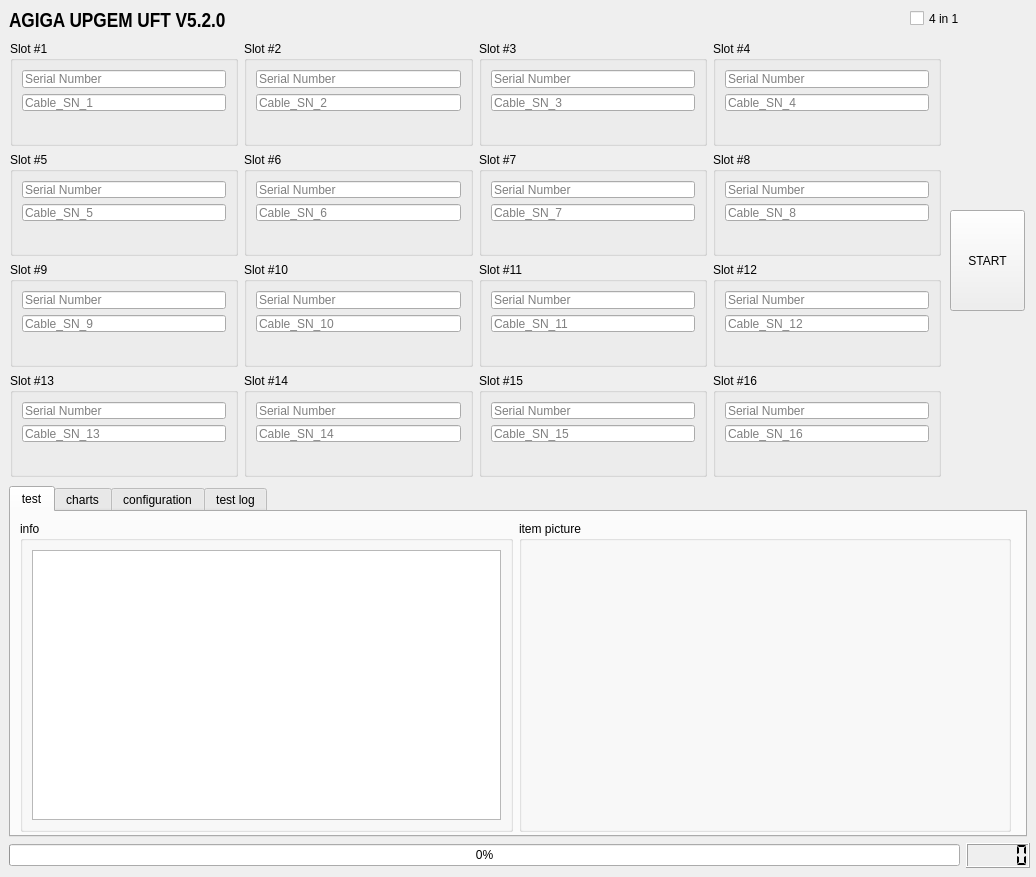
Before: the Qt Designer form src/UFT_GUI/UFT_Ui.ui in zhoupisen/Garnet, drawn with Qt 5.
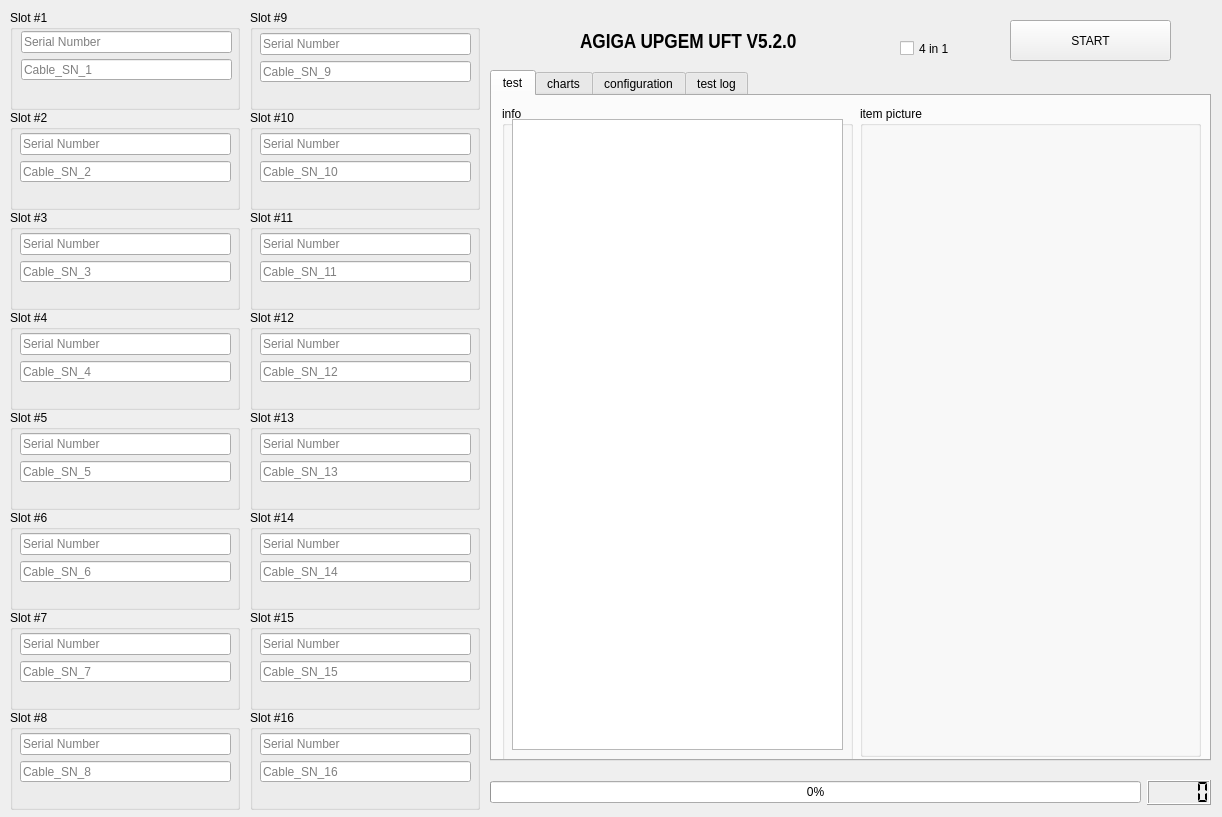
After: the same form once the commit is applied. Custom widgets are drawn as their Qt base class.

Patch:
```diff
--- a/src/UFT_GUI/UFT_Ui.ui
+++ b/src/UFT_GUI/UFT_Ui.ui
@@ -6,8 +6,8 @@
    <rect>
     <x>0</x>
     <y>0</y>
-    <width>1036</width>
-    <height>877</height>
+    <width>1222</width>
+    <height>817</height>
    </rect>
   </property>
   <property name="minimumSize">
@@ -22,10 +22,10 @@
   <widget class="QTabWidget" name="tabWidget">
    <property name="geometry">
     <rect>
-     <x>9</x>
-     <y>486</y>
-     <width>1018</width>
-     <height>351</height>
+     <x>490</x>
+     <y>70</y>
+     <width>721</width>
+     <height>691</height>
     </rect>
    </property>
    <property name="currentIndex">
@@ -35,18 +35,15 @@
     <attribute name="title">
      <string>test</string>
     </attribute>
-    <widget class="QWidget" name="layoutWidget">
-     <property name="geometry">
-      <rect>
-       <x>9</x>
-       <y>9</y>
-       <width>991</width>
-       <height>311</height>
-      </rect>
-     </property>
-     <layout class="QGridLayout" name="gridLayout_6">
-      <item row="0" column="1">
        <widget class="QGroupBox" name="groupBox_5">
+     <property name="geometry">
+      <rect>
+       <x>368</x>
+       <y>10</y>
+       <width>341</width>
+       <height>651</height>
+      </rect>
+     </property>
         <property name="sizePolicy">
          <sizepolicy hsizetype="MinimumExpanding" vsizetype="MinimumExpanding">
           <horstretch>0</horstretch>
@@ -56,8 +53,15 @@
         <property name="title">
          <string>item picture</string>
         </property>
-        <layout class="QGridLayout" name="gridLayout_14">
-         <item row="0" column="0">
+     <widget class="QWidget" name="">
+      <property name="geometry">
+       <rect>
+        <x>10</x>
+        <y>23</y>
+        <width>321</width>
+        <height>311</height>
+       </rect>
+      </property>
           <layout class="QGridLayout" name="gridLayout_7">
            <item row="0" column="0" alignment="Qt::AlignHCenter|Qt::AlignVCenter">
             <widget class="QLabel" name="imageLabel1">
@@ -111,13 +115,31 @@
              </property>
             </widget>
            </item>
-          </layout>
+       <item row="0" column="0" alignment="Qt::AlignHCenter|Qt::AlignVCenter">
+        <widget class="QLabel" name="imageLabel1">
+         <property name="maximumSize">
+          <size>
+           <width>233</width>
+           <height>235</height>
+          </size>
+         </property>
+         <property name="text">
+          <string/>
+         </property>
+        </widget>
          </item>
         </layout>
        </widget>
-      </item>
-      <item row="0" column="0">
+    </widget>
        <widget class="QGroupBox" name="groupBox_6">
+     <property name="geometry">
+      <rect>
+       <x>10</x>
+       <y>10</y>
+       <width>351</width>
+       <height>741</height>
+      </rect>
+     </property>
         <property name="sizePolicy">
          <sizepolicy hsizetype="MinimumExpanding" vsizetype="Expanding">
           <horstretch>0</horstretch>
@@ -127,9 +149,15 @@
         <property name="title">
          <string>info</string>
         </property>
-        <layout class="QGridLayout" name="gridLayout_8">
-         <item row="0" column="0">
           <widget class="QTextBrowser" name="info_textBrowser">
+      <property name="geometry">
+       <rect>
+        <x>10</x>
+        <y>13</y>
+        <width>331</width>
+        <height>631</height>
+       </rect>
+      </property>
            <property name="sizePolicy">
             <sizepolicy hsizetype="Expanding" vsizetype="Expanding">
              <horstretch>0</horstretch>
@@ -143,11 +171,6 @@
             <enum>Qt::ScrollBarAsNeeded</enum>
            </property>
           </widget>
-         </item>
-        </layout>
-       </widget>
-      </item>
-     </layout>
     </widget>
    </widget>
    <widget class="QWidget" name="charts">
@@ -422,8 +445,8 @@
   <widget class="QLabel" name="title_label">
    <property name="geometry">
     <rect>
-     <x>9</x>
-     <y>9</y>
+     <x>580</x>
+     <y>30</y>
      <width>216</width>
      <height>25</height>
     </rect>
@@ -450,9 +473,9 @@
   <widget class="QWidget" name="layoutWidget">
    <property name="geometry">
     <rect>
-     <x>9</x>
-     <y>843</y>
-     <width>1021</width>
+     <x>490</x>
+     <y>780</y>
+     <width>721</width>
      <height>25</height>
     </rect>
    </property>
@@ -488,10 +511,10 @@
   <widget class="QPushButton" name="start_pushButton">
    <property name="geometry">
     <rect>
-     <x>950</x>
-     <y>210</y>
-     <width>75</width>
-     <height>101</height>
+     <x>1010</x>
+     <y>20</y>
+     <width>161</width>
+     <height>41</height>
     </rect>
    </property>
    <property name="sizePolicy">
@@ -504,18 +527,154 @@
     <string>START</string>
    </property>
   </widget>
-  <widget class="QWidget" name="layoutWidget">
+  <widget class="QCheckBox" name="Mode4in1">
    <property name="geometry">
     <rect>
+     <x>900</x>
+     <y>40</y>
+     <width>67</width>
+     <height>17</height>
+    </rect>
+   </property>
+   <property name="sizePolicy">
+    <sizepolicy hsizetype="Maximum" vsizetype="Fixed">
+     <horstretch>0</horstretch>
+     <verstretch>0</verstretch>
+    </sizepolicy>
+   </property>
+   <property name="text">
+    <string>4 in 1</string>
+   </property>
+  </widget>
+  <widget class="QGroupBox" name="groupBox4">
+   <property name="geometry">
+    <rect>
      <x>10</x>
-     <y>41</y>
-     <width>931</width>
-     <height>436</height>
+     <y>310</y>
+     <width>230</width>
+     <height>100</height>
     </rect>
    </property>
-   <layout class="QGridLayout" name="gridLayout">
+   <property name="sizePolicy">
+    <sizepolicy hsizetype="Preferred" vsizetype="Fixed">
+     <horstretch>0</horstretch>
+     <verstretch>0</verstretch>
+    </sizepolicy>
+   </property>
+   <property name="title">
+    <string>Slot #4</string>
+   </property>
+   <widget class="QWidget" name="">
+    <property name="geometry">
+     <rect>
+      <x>10</x>
+      <y>23</y>
+      <width>211</width>
+      <height>73</height>
+     </rect>
+    </property>
+    <layout class="QGridLayout" name="gridLayout_8">
     <item row="0" column="0">
+      <widget class="QLineEdit" name="sn_lineEdit_4">
+       <property name="maxLength">
+        <number>33</number>
+       </property>
+       <property name="placeholderText">
+        <string>Serial Number</string>
+       </property>
+      </widget>
+     </item>
+     <item row="1" column="0">
+      <widget class="QLineEdit" name="CablelineEdit_4">
+       <property name="placeholderText">
+        <string>Cable_SN_4</string>
+       </property>
+      </widget>
+     </item>
+     <item row="2" column="0">
+      <widget class="QLabel" name="label_4">
+       <property name="font">
+        <font>
+         <pointsize>12</pointsize>
+        </font>
+       </property>
+       <property name="text">
+        <string/>
+       </property>
+      </widget>
+     </item>
+    </layout>
+   </widget>
+  </widget>
+  <widget class="QGroupBox" name="groupBox10">
+   <property name="geometry">
+    <rect>
+     <x>250</x>
+     <y>110</y>
+     <width>230</width>
+     <height>100</height>
+    </rect>
+   </property>
+   <property name="sizePolicy">
+    <sizepolicy hsizetype="Preferred" vsizetype="Fixed">
+     <horstretch>0</horstretch>
+     <verstretch>0</verstretch>
+    </sizepolicy>
+   </property>
+   <property name="title">
+    <string>Slot #10</string>
+   </property>
+   <widget class="QWidget" name="">
+    <property name="geometry">
+     <rect>
+      <x>10</x>
+      <y>23</y>
+      <width>211</width>
+      <height>73</height>
+     </rect>
+    </property>
+    <layout class="QGridLayout" name="gridLayout_19">
+     <item row="0" column="0">
+      <widget class="QLineEdit" name="sn_lineEdit_10">
+       <property name="maxLength">
+        <number>33</number>
+       </property>
+       <property name="placeholderText">
+        <string>Serial Number</string>
+       </property>
+      </widget>
+     </item>
+     <item row="1" column="0">
+      <widget class="QLineEdit" name="CablelineEdit_10">
+       <property name="placeholderText">
+        <string>Cable_SN_10</string>
+       </property>
+      </widget>
+     </item>
+     <item row="2" column="0">
+      <widget class="QLabel" name="label_10">
+       <property name="font">
+        <font>
+         <pointsize>12</pointsize>
+        </font>
+       </property>
+       <property name="text">
+        <string/>
+       </property>
+      </widget>
+     </item>
+    </layout>
+   </widget>
+  </widget>
      <widget class="QGroupBox" name="groupBox1">
+   <property name="geometry">
+    <rect>
+     <x>10</x>
+     <y>10</y>
+     <width>230</width>
+     <height>100</height>
+    </rect>
+   </property>
       <property name="sizePolicy">
        <sizepolicy hsizetype="Preferred" vsizetype="Fixed">
         <horstretch>0</horstretch>
@@ -525,8 +684,17 @@
       <property name="title">
        <string>Slot #1</string>
       </property>
-      <layout class="QVBoxLayout" name="verticalLayout">
-       <item>
+   <widget class="QWidget" name="">
+    <property name="geometry">
+     <rect>
+      <x>11</x>
+      <y>21</y>
+      <width>211</width>
+      <height>73</height>
+     </rect>
+    </property>
+    <layout class="QGridLayout" name="gridLayout">
+     <item row="0" column="0">
         <widget class="QLineEdit" name="sn_lineEdit_1">
          <property name="acceptDrops">
           <bool>true</bool>
@@ -542,14 +710,14 @@
          </property>
         </widget>
        </item>
-       <item>
+     <item row="1" column="0">
         <widget class="QLineEdit" name="CablelineEdit_1">
          <property name="placeholderText">
           <string>Cable_SN_1</string>
          </property>
         </widget>
        </item>
-       <item>
+     <item row="2" column="0">
         <widget class="QLabel" name="label_1">
          <property name="font">
           <font>
@@ -563,9 +731,16 @@
        </item>
       </layout>
      </widget>
-    </item>
-    <item row="0" column="1">
+  </widget>
      <widget class="QGroupBox" name="groupBox2">
+   <property name="geometry">
+    <rect>
+     <x>10</x>
+     <y>110</y>
+     <width>230</width>
+     <height>100</height>
+    </rect>
+   </property>
       <property name="sizePolicy">
        <sizepolicy hsizetype="Preferred" vsizetype="Fixed">
         <horstretch>0</horstretch>
@@ -575,8 +750,17 @@
       <property name="title">
        <string>Slot #2</string>
       </property>
-      <layout class="QVBoxLayout" name="verticalLayout_9">
-       <item>
+   <widget class="QWidget" name="">
+    <property name="geometry">
+     <rect>
+      <x>10</x>
+      <y>23</y>
+      <width>211</width>
+      <height>73</height>
+     </rect>
+    </property>
+    <layout class="QGridLayout" name="gridLayout_2">
+     <item row="0" column="0">
         <widget class="QLineEdit" name="sn_lineEdit_2">
          <property name="maxLength">
           <number>33</number>
@@ -586,14 +770,14 @@
          </property>
         </widget>
        </item>
-       <item>
+     <item row="1" column="0">
         <widget class="QLineEdit" name="CablelineEdit_2">
          <property name="placeholderText">
           <string>Cable_SN_2</string>
          </property>
         </widget>
        </item>
-       <item>
+     <item row="2" column="0">
         <widget class="QLabel" name="label_2">
          <property name="font">
           <font>
@@ -607,9 +791,16 @@
        </item>
       </layout>
      </widget>
-    </item>
-    <item row="0" column="2">
+  </widget>
      <widget class="QGroupBox" name="groupBox3">
+   <property name="geometry">
+    <rect>
+     <x>10</x>
+     <y>210</y>
+     <width>230</width>
+     <height>100</height>
+    </rect>
+   </property>
       <property name="sizePolicy">
        <sizepolicy hsizetype="Preferred" vsizetype="Fixed">
         <horstretch>0</horstretch>
@@ -619,8 +810,17 @@
       <property name="title">
        <string>Slot #3</string>
       </property>
-      <layout class="QVBoxLayout" name="verticalLayout_8">
-       <item>
+   <widget class="QWidget" name="">
+    <property name="geometry">
+     <rect>
+      <x>10</x>
+      <y>23</y>
+      <width>211</width>
+      <height>73</height>
+     </rect>
+    </property>
+    <layout class="QGridLayout" name="gridLayout_6">
+     <item row="0" column="0">
         <widget class="QLineEdit" name="sn_lineEdit_3">
          <property name="maxLength">
           <number>33</number>
@@ -630,14 +830,14 @@
          </property>
         </widget>
        </item>
-       <item>
+     <item row="1" column="0">
         <widget class="QLineEdit" name="CablelineEdit_3">
          <property name="placeholderText">
           <string>Cable_SN_3</string>
          </property>
         </widget>
        </item>
-       <item>
+     <item row="2" column="0">
         <widget class="QLabel" name="label_3">
          <property name="font">
           <font>
@@ -651,53 +851,16 @@
        </item>
       </layout>
      </widget>
-    </item>
-    <item row="0" column="3">
-     <widget class="QGroupBox" name="groupBox4">
-      <property name="sizePolicy">
-       <sizepolicy hsizetype="Preferred" vsizetype="Fixed">
-        <horstretch>0</horstretch>
-        <verstretch>0</verstretch>
-       </sizepolicy>
-      </property>
-      <property name="title">
-       <string>Slot #4</string>
-      </property>
-      <layout class="QVBoxLayout" name="verticalLayout_7">
-       <item>
-        <widget class="QLineEdit" name="sn_lineEdit_4">
-         <property name="maxLength">
-          <number>33</number>
-         </property>
-         <property name="placeholderText">
-          <string>Serial Number</string>
-         </property>
-        </widget>
-       </item>
-       <item>
-        <widget class="QLineEdit" name="CablelineEdit_4">
-         <property name="placeholderText">
-          <string>Cable_SN_4</string>
-         </property>
-        </widget>
-       </item>
-       <item>
-        <widget class="QLabel" name="label_4">
-         <property name="font">
-          <font>
-           <pointsize>12</pointsize>
-          </font>
-         </property>
-         <property name="text">
-          <string/>
-         </property>
-        </widget>
-       </item>
-      </layout>
-     </widget>
-    </item>
-    <item row="1" column="0">
+  </widget>
      <widget class="QGroupBox" name="groupBox5">
+   <property name="geometry">
+    <rect>
+     <x>10</x>
+     <y>410</y>
+     <width>230</width>
+     <height>100</height>
+    </rect>
+   </property>
       <property name="sizePolicy">
        <sizepolicy hsizetype="Preferred" vsizetype="Fixed">
         <horstretch>0</horstretch>
@@ -707,8 +870,17 @@
       <property name="title">
        <string>Slot #5</string>
       </property>
-      <layout class="QVBoxLayout" name="verticalLayout_2">
-       <item>
+   <widget class="QWidget" name="">
+    <property name="geometry">
+     <rect>
+      <x>10</x>
+      <y>23</y>
+      <width>211</width>
+      <height>73</height>
+     </rect>
+    </property>
+    <layout class="QGridLayout" name="gridLayout_14">
+     <item row="0" column="0">
         <widget class="QLineEdit" name="sn_lineEdit_5">
          <property name="acceptDrops">
           <bool>true</bool>
@@ -724,14 +896,14 @@
          </property>
         </widget>
        </item>
-       <item>
+     <item row="1" column="0">
         <widget class="QLineEdit" name="CablelineEdit_5">
          <property name="placeholderText">
           <string>Cable_SN_5</string>
          </property>
         </widget>
        </item>
-       <item>
+     <item row="2" column="0">
         <widget class="QLabel" name="label_5">
          <property name="font">
           <font>
@@ -745,9 +917,16 @@
        </item>
       </layout>
      </widget>
-    </item>
-    <item row="1" column="1">
+  </widget>
      <widget class="QGroupBox" name="groupBox6">
+   <property name="geometry">
+    <rect>
+     <x>10</x>
+     <y>510</y>
+     <width>230</width>
+     <height>100</height>
+    </rect>
+   </property>
       <property name="sizePolicy">
        <sizepolicy hsizetype="Preferred" vsizetype="Fixed">
         <horstretch>0</horstretch>
@@ -757,8 +936,17 @@
       <property name="title">
        <string>Slot #6</string>
       </property>
-      <layout class="QVBoxLayout" name="verticalLayout_11">
-       <item>
+   <widget class="QWidget" name="">
+    <property name="geometry">
+     <rect>
+      <x>10</x>
+      <y>23</y>
+      <width>211</width>
+      <height>73</height>
+     </rect>
+    </property>
+    <layout class="QGridLayout" name="gridLayout_15">
+     <item row="0" column="0">
         <widget class="QLineEdit" name="sn_lineEdit_6">
          <property name="maxLength">
           <number>33</number>
@@ -768,14 +956,14 @@
          </property>
         </widget>
        </item>
-       <item>
+     <item row="1" column="0">
         <widget class="QLineEdit" name="CablelineEdit_6">
          <property name="placeholderText">
           <string>Cable_SN_6</string>
          </property>
         </widget>
        </item>
-       <item>
+     <item row="2" column="0">
         <widget class="QLabel" name="label_6">
          <property name="font">
           <font>
@@ -789,9 +977,16 @@
        </item>
       </layout>
      </widget>
-    </item>
-    <item row="1" column="2">
+  </widget>
      <widget class="QGroupBox" name="groupBox7">
+   <property name="geometry">
+    <rect>
+     <x>10</x>
+     <y>610</y>
+     <width>230</width>
+     <height>100</height>
+    </rect>
+   </property>
       <property name="sizePolicy">
        <sizepolicy hsizetype="Preferred" vsizetype="Fixed">
         <horstretch>0</horstretch>
@@ -801,8 +996,17 @@
       <property name="title">
        <string>Slot #7</string>
       </property>
-      <layout class="QVBoxLayout" name="verticalLayout_12">
-       <item>
+   <widget class="QWidget" name="">
+    <property name="geometry">
+     <rect>
+      <x>10</x>
+      <y>23</y>
+      <width>211</width>
+      <height>73</height>
+     </rect>
+    </property>
+    <layout class="QGridLayout" name="gridLayout_16">
+     <item row="0" column="0">
         <widget class="QLineEdit" name="sn_lineEdit_7">
          <property name="maxLength">
           <number>33</number>
@@ -812,14 +1016,14 @@
          </property>
         </widget>
        </item>
-       <item>
+     <item row="1" column="0">
         <widget class="QLineEdit" name="CablelineEdit_7">
          <property name="placeholderText">
           <string>Cable_SN_7</string>
          </property>
         </widget>
        </item>
-       <item>
+     <item row="2" column="0">
         <widget class="QLabel" name="label_7">
          <property name="font">
           <font>
@@ -833,9 +1037,16 @@
        </item>
       </layout>
      </widget>
-    </item>
-    <item row="1" column="3">
+  </widget>
      <widget class="QGroupBox" name="groupBox8">
+   <property name="geometry">
+    <rect>
+     <x>10</x>
+     <y>710</y>
+     <width>230</width>
+     <height>100</height>
+    </rect>
+   </property>
       <property name="sizePolicy">
        <sizepolicy hsizetype="Preferred" vsizetype="Fixed">
         <horstretch>0</horstretch>
@@ -845,8 +1056,17 @@
       <property name="title">
        <string>Slot #8</string>
       </property>
-      <layout class="QVBoxLayout" name="verticalLayout_10">
-       <item>
+   <widget class="QWidget" name="">
+    <property name="geometry">
+     <rect>
+      <x>10</x>
+      <y>23</y>
+      <width>211</width>
+      <height>73</height>
+     </rect>
+    </property>
+    <layout class="QGridLayout" name="gridLayout_17">
+     <item row="0" column="0">
         <widget class="QLineEdit" name="sn_lineEdit_8">
          <property name="maxLength">
           <number>33</number>
@@ -856,14 +1076,14 @@
          </property>
         </widget>
        </item>
-       <item>
+     <item row="1" column="0">
         <widget class="QLineEdit" name="CablelineEdit_8">
          <property name="placeholderText">
           <string>Cable_SN_8</string>
          </property>
         </widget>
        </item>
-       <item>
+     <item row="2" column="0">
         <widget class="QLabel" name="label_8">
          <property name="font">
           <font>
@@ -877,9 +1097,16 @@
        </item>
       </layout>
      </widget>
-    </item>
-    <item row="2" column="0">
+  </widget>
      <widget class="QGroupBox" name="groupBox9">
+   <property name="geometry">
+    <rect>
+     <x>250</x>
+     <y>10</y>
+     <width>230</width>
+     <height>100</height>
+    </rect>
+   </property>
       <property name="sizePolicy">
        <sizepolicy hsizetype="Preferred" vsizetype="Fixed">
         <horstretch>0</horstretch>
@@ -889,8 +1116,17 @@
       <property name="title">
        <string>Slot #9</string>
       </property>
-      <layout class="QVBoxLayout" name="verticalLayout_3">
-       <item>
+   <widget class="QWidget" name="">
+    <property name="geometry">
+     <rect>
+      <x>10</x>
+      <y>23</y>
+      <width>211</width>
+      <height>73</height>
+     </rect>
+    </property>
+    <layout class="QGridLayout" name="gridLayout_18">
+     <item row="0" column="0">
         <widget class="QLineEdit" name="sn_lineEdit_9">
          <property name="acceptDrops">
           <bool>true</bool>
@@ -906,14 +1142,14 @@
          </property>
         </widget>
        </item>
-       <item>
+     <item row="1" column="0">
         <widget class="QLineEdit" name="CablelineEdit_9">
          <property name="placeholderText">
           <string>Cable_SN_9</string>
          </property>
         </widget>
        </item>
-       <item>
+     <item row="2" column="0">
         <widget class="QLabel" name="label_9">
          <property name="font">
           <font>
@@ -927,53 +1163,16 @@
        </item>
       </layout>
      </widget>
-    </item>
-    <item row="2" column="1">
-     <widget class="QGroupBox" name="groupBox10">
-      <property name="sizePolicy">
-       <sizepolicy hsizetype="Preferred" vsizetype="Fixed">
-        <horstretch>0</horstretch>
-        <verstretch>0</verstretch>
-       </sizepolicy>
-      </property>
-      <property name="title">
-       <string>Slot #10</string>
-      </property>
-      <layout class="QVBoxLayout" name="verticalLayout_14">
-       <item>
-        <widget class="QLineEdit" name="sn_lineEdit_10">
-         <property name="maxLength">
-          <number>33</number>
-         </property>
-         <property name="placeholderText">
-          <string>Serial Number</string>
-         </property>
-        </widget>
-       </item>
-       <item>
-        <widget class="QLineEdit" name="CablelineEdit_10">
-         <property name="placeholderText">
-          <string>Cable_SN_10</string>
-         </property>
-        </widget>
-       </item>
-       <item>
-        <widget class="QLabel" name="label_10">
-         <property name="font">
-          <font>
-           <pointsize>12</pointsize>
-          </font>
-         </property>
-         <property name="text">
-          <string/>
-         </property>
-        </widget>
-       </item>
-      </layout>
-     </widget>
-    </item>
-    <item row="2" column="2">
+  </widget>
      <widget class="QGroupBox" name="groupBox11">
+   <property name="geometry">
+    <rect>
+     <x>250</x>
+     <y>210</y>
+     <width>230</width>
+     <height>100</height>
+    </rect>
+   </property>
       <property name="sizePolicy">
        <sizepolicy hsizetype="Preferred" vsizetype="Fixed">
         <horstretch>0</horstretch>
@@ -983,8 +1182,17 @@
       <property name="title">
        <string>Slot #11</string>
       </property>
-      <layout class="QVBoxLayout" name="verticalLayout_15">
-       <item>
+   <widget class="QWidget" name="">
+    <property name="geometry">
+     <rect>
+      <x>10</x>
+      <y>23</y>
+      <width>211</width>
+      <height>73</height>
+     </rect>
+    </property>
+    <layout class="QGridLayout" name="gridLayout_21">
+     <item row="0" column="0">
         <widget class="QLineEdit" name="sn_lineEdit_11">
          <property name="maxLength">
           <number>33</number>
@@ -994,14 +1202,14 @@
          </property>
         </widget>
        </item>
-       <item>
+     <item row="1" column="0">
         <widget class="QLineEdit" name="CablelineEdit_11">
          <property name="placeholderText">
           <string>Cable_SN_11</string>
          </property>
         </widget>
        </item>
-       <item>
+     <item row="2" column="0">
         <widget class="QLabel" name="label_11">
          <property name="font">
           <font>
@@ -1015,9 +1223,16 @@
        </item>
       </layout>
      </widget>
-    </item>
-    <item row="2" column="3">
+  </widget>
      <widget class="QGroupBox" name="groupBox12">
+   <property name="geometry">
+    <rect>
+     <x>250</x>
+     <y>310</y>
+     <width>230</width>
+     <height>100</height>
+    </rect>
+   </property>
       <property name="sizePolicy">
        <sizepolicy hsizetype="Preferred" vsizetype="Fixed">
         <horstretch>0</horstretch>
@@ -1027,8 +1242,17 @@
       <property name="title">
        <string>Slot #12</string>
       </property>
-      <layout class="QVBoxLayout" name="verticalLayout_13">
-       <item>
+   <widget class="QWidget" name="">
+    <property name="geometry">
+     <rect>
+      <x>10</x>
+      <y>23</y>
+      <width>211</width>
+      <height>73</height>
+     </rect>
+    </property>
+    <layout class="QGridLayout" name="gridLayout_20">
+     <item row="0" column="0">
         <widget class="QLineEdit" name="sn_lineEdit_12">
          <property name="maxLength">
           <number>33</number>
@@ -1038,14 +1262,14 @@
          </property>
         </widget>
        </item>
-       <item>
+     <item row="1" column="0">
         <widget class="QLineEdit" name="CablelineEdit_12">
          <property name="placeholderText">
           <string>Cable_SN_12</string>
          </property>
         </widget>
        </item>
-       <item>
+     <item row="2" column="0">
         <widget class="QLabel" name="label_12">
          <property name="font">
           <font>
@@ -1059,9 +1283,16 @@
        </item>
       </layout>
      </widget>
-    </item>
-    <item row="3" column="0">
+  </widget>
      <widget class="QGroupBox" name="groupBox13">
+   <property name="geometry">
+    <rect>
+     <x>250</x>
+     <y>410</y>
+     <width>230</width>
+     <height>100</height>
+    </rect>
+   </property>
       <property name="sizePolicy">
        <sizepolicy hsizetype="Preferred" vsizetype="Fixed">
         <horstretch>0</horstretch>
@@ -1071,8 +1302,17 @@
       <property name="title">
        <string>Slot #13</string>
       </property>
-      <layout class="QVBoxLayout" name="verticalLayout_4">
-       <item>
+   <widget class="QWidget" name="">
+    <property name="geometry">
+     <rect>
+      <x>10</x>
+      <y>23</y>
+      <width>211</width>
+      <height>73</height>
+     </rect>
+    </property>
+    <layout class="QGridLayout" name="gridLayout_22">
+     <item row="0" column="0">
         <widget class="QLineEdit" name="sn_lineEdit_13">
          <property name="acceptDrops">
           <bool>true</bool>
@@ -1088,14 +1328,14 @@
          </property>
         </widget>
        </item>
-       <item>
+     <item row="1" column="0">
         <widget class="QLineEdit" name="CablelineEdit_13">
          <property name="placeholderText">
           <string>Cable_SN_13</string>
          </property>
         </widget>
        </item>
-       <item>
+     <item row="2" column="0">
         <widget class="QLabel" name="label_13">
          <property name="font">
           <font>
@@ -1109,9 +1349,16 @@
        </item>
       </layout>
      </widget>
-    </item>
-    <item row="3" column="1">
+  </widget>
      <widget class="QGroupBox" name="groupBox14">
+   <property name="geometry">
+    <rect>
+     <x>250</x>
+     <y>510</y>
+     <width>230</width>
+     <height>100</height>
+    </rect>
+   </property>
       <property name="sizePolicy">
        <sizepolicy hsizetype="Preferred" vsizetype="Fixed">
         <horstretch>0</horstretch>
@@ -1121,8 +1368,17 @@
       <property name="title">
        <string>Slot #14</string>
       </property>
-      <layout class="QVBoxLayout" name="verticalLayout_17">
-       <item>
+   <widget class="QWidget" name="">
+    <property name="geometry">
+     <rect>
+      <x>10</x>
+      <y>23</y>
+      <width>211</width>
+      <height>73</height>
+     </rect>
+    </property>
+    <layout class="QGridLayout" name="gridLayout_23">
+     <item row="0" column="0">
         <widget class="QLineEdit" name="sn_lineEdit_14">
          <property name="maxLength">
           <number>33</number>
@@ -1132,14 +1388,14 @@
          </property>
         </widget>
        </item>
-       <item>
+     <item row="1" column="0">
         <widget class="QLineEdit" name="CablelineEdit_14">
          <property name="placeholderText">
           <string>Cable_SN_14</string>
          </property>
         </widget>
        </item>
-       <item>
+     <item row="2" column="0">
         <widget class="QLabel" name="label_14">
          <property name="font">
           <font>
@@ -1153,9 +1409,16 @@
        </item>
       </layout>
      </widget>
-    </item>
-    <item row="3" column="2">
+  </widget>
      <widget class="QGroupBox" name="groupBox15">
+   <property name="geometry">
+    <rect>
+     <x>250</x>
+     <y>610</y>
+     <width>230</width>
+     <height>100</height>
+    </rect>
+   </property>
       <property name="sizePolicy">
        <sizepolicy hsizetype="Preferred" vsizetype="Fixed">
         <horstretch>0</horstretch>
@@ -1165,8 +1428,17 @@
       <property name="title">
        <string>Slot #15</string>
       </property>
-      <layout class="QVBoxLayout" name="verticalLayout_18">
-       <item>
+   <widget class="QWidget" name="">
+    <property name="geometry">
+     <rect>
+      <x>10</x>
+      <y>23</y>
+      <width>211</width>
+      <height>73</height>
+     </rect>
+    </property>
+    <layout class="QGridLayout" name="gridLayout_24">
+     <item row="0" column="0">
         <widget class="QLineEdit" name="sn_lineEdit_15">
          <property name="maxLength">
           <number>33</number>
@@ -1176,14 +1448,14 @@
          </property>
         </widget>
        </item>
-       <item>
+     <item row="1" column="0">
         <widget class="QLineEdit" name="CablelineEdit_15">
          <property name="placeholderText">
           <string>Cable_SN_15</string>
          </property>
         </widget>
        </item>
-       <item>
+     <item row="2" column="0">
         <widget class="QLabel" name="label_15">
          <property name="font">
           <font>
@@ -1197,9 +1469,16 @@
        </item>
       </layout>
      </widget>
-    </item>
-    <item row="3" column="3">
+  </widget>
      <widget class="QGroupBox" name="groupBox16">
+   <property name="geometry">
+    <rect>
+     <x>250</x>
+     <y>710</y>
+     <width>230</width>
+     <height>100</height>
+    </rect>
+   </property>
       <property name="sizePolicy">
        <sizepolicy hsizetype="Preferred" vsizetype="Fixed">
         <horstretch>0</horstretch>
@@ -1209,8 +1488,17 @@
       <property name="title">
        <string>Slot #16</string>
       </property>
-      <layout class="QVBoxLayout" name="verticalLayout_16">
-       <item>
+   <widget class="QWidget" name="">
+    <property name="geometry">
+     <rect>
+      <x>10</x>
+      <y>23</y>
+      <width>211</width>
+      <height>73</height>
+     </rect>
+    </property>
+    <layout class="QGridLayout" name="gridLayout_25">
+     <item row="0" column="0">
         <widget class="QLineEdit" name="sn_lineEdit_16">
          <property name="maxLength">
           <number>33</number>
@@ -1220,14 +1508,14 @@
          </property>
         </widget>
        </item>
-       <item>
+     <item row="1" column="0">
         <widget class="QLineEdit" name="CablelineEdit_16">
          <property name="placeholderText">
           <string>Cable_SN_16</string>
          </property>
         </widget>
        </item>
-       <item>
+     <item row="2" column="0">
         <widget class="QLabel" name="label_16">
          <property name="font">
           <font>
@@ -1241,27 +1529,6 @@
        </item>
       </layout>
      </widget>
-    </item>
-   </layout>
-  </widget>
-  <widget class="QCheckBox" name="Mode4in1">
-   <property name="geometry">
-    <rect>
-     <x>910</x>
-     <y>10</y>
-     <width>67</width>
-     <height>17</height>
-    </rect>
-   </property>
-   <property name="sizePolicy">
-    <sizepolicy hsizetype="Maximum" vsizetype="Fixed">
-     <horstretch>0</horstretch>
-     <verstretch>0</verstretch>
-    </sizepolicy>
-   </property>
-   <property name="text">
-    <string>4 in 1</string>
-   </property>
   </widget>
  </widget>
  <customwidgets>
```
Left out of the diff: 13 changed lines with no effect on the pictures. Lines whose indentation alone changed are shown as unchanged.
